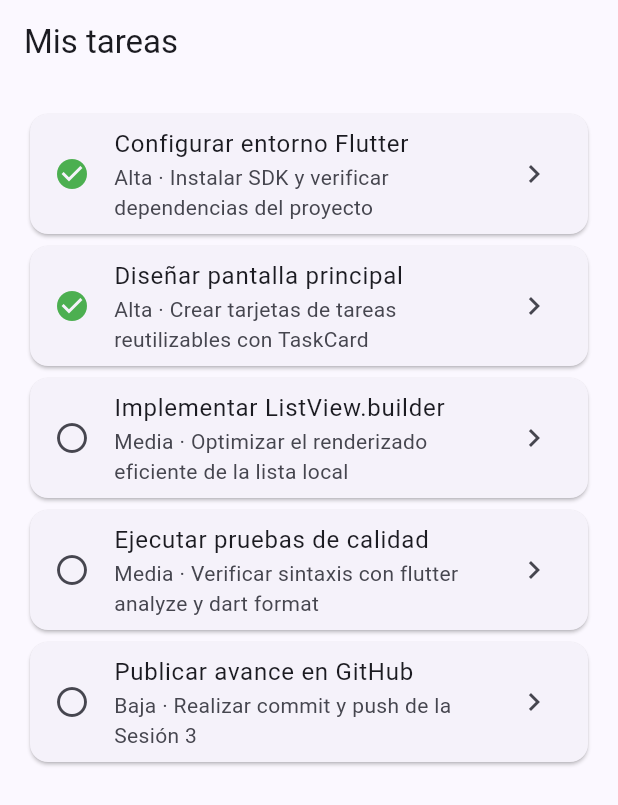
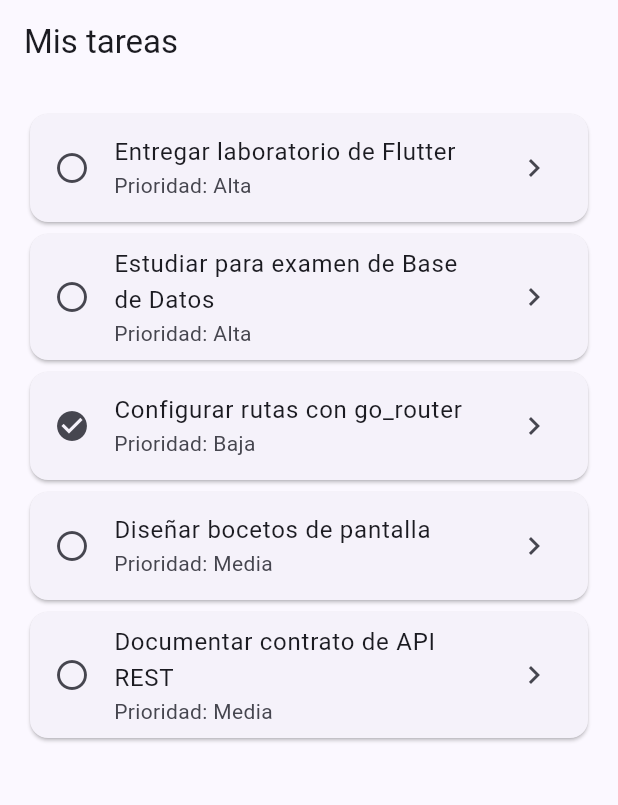
Before and after one commit to Jbello18/TaskFlow-JohnBello, a Flutter app: the screen it shows after launch, on a phone screen of 412 x 824 dp. Shown: the top 805 px of the screen. Run offline on Flutter 3.47's test engine with Material 3 defaults, Android fonts, the phone set to English and light mode, and no system bars; our stand-ins replace go_router.

Commit message:
docs: definir alcance y modelo de TaskFlow

```diff
--- a/lib/main.dart
+++ b/lib/main.dart
@@ -1,8 +1,59 @@
 import 'package:flutter/material.dart';
 import 'package:go_router/go_router.dart';
+import 'task.dart';
 
 void main() {
   runApp(const TaskFlowApp());
+}
+
+const demoTasks = <Task>[
+  Task(
+    id: 1,
+    title: 'Entregar laboratorio de Flutter',
+    description: 'Subir el modelo Task y el README actualizado al repositorio',
+    priority: 'Alta',
+    isCompleted: false,
+    userId: 1,
+  ),
+  Task(
+    id: 2,
+    title: 'Estudiar para examen de Base de Datos',
+    description: 'Repasar consultas SQL, índices y normalización de tablas',
+    priority: 'Alta',
+    isCompleted: false,
+    userId: 1,
+  ),
+  Task(
+    id: 3,
+    title: 'Configurar rutas con go_router',
+    description: 'Verificar navegación entre lista y detalle de la sesión 4',
+    priority: 'Baja',
+    isCompleted: true,
+    userId: 1,
+  ),
+  Task(
+    id: 4,
+    title: 'Diseñar bocetos de pantalla',
+    description: 'Definir estructura de lista, detalle y futuro formulario',
+    priority: 'Media',
+    isCompleted: false,
+    userId: 1,
+  ),
+  Task(
+    id: 5,
+    title: 'Documentar contrato de API REST',
+    description: 'Listar endpoints GET, POST, PATCH y DELETE en el README',
+    priority: 'Media',
+    isCompleted: false,
+    userId: 1,
+  ),
+];
+
+Task? findTask(int? id) {
+  for (final task in demoTasks) {
+    if (task.id == id) return task;
+  }
+  return null;
 }
 
 final appRouter = GoRouter(
@@ -11,8 +62,8 @@ final appRouter = GoRouter(
     GoRoute(
       path: '/task/:id',
       builder: (context, state) {
-        final taskId = int.parse(state.pathParameters['id']!);
-        return TaskDetailScreen(taskId: taskId);
+        final id = int.tryParse(state.pathParameters['id'] ?? '');
+        return TaskDetailScreen(task: findTask(id));
       },
     ),
   ],
@@ -28,86 +79,8 @@ class TaskFlowApp extends StatelessWidget {
       title: 'TaskFlow',
       theme: ThemeData(
         colorScheme: ColorScheme.fromSeed(seedColor: Colors.indigo),
-        useMaterial3: true,
       ),
       routerConfig: appRouter,
-    );
-  }
-}
-
-class Task {
-  const Task({
-    required this.id,
-    required this.title,
-    required this.description,
-    required this.priority,
-    required this.isCompleted,
-  });
-
-  final int id;
-  final String title;
-  final String description;
-  final String priority;
-  final bool isCompleted;
-}
-
-const demoTasks = [
-  Task(
-    id: 1,
-    title: 'Configurar entorno Flutter',
-    description: 'Instalar SDK y verificar dependencias del proyecto',
-    priority: 'Alta',
-    isCompleted: true,
-  ),
-  Task(
-    id: 2,
-    title: 'Diseñar pantalla principal',
-    description: 'Crear tarjetas de tareas reutilizables con TaskCard',
-    priority: 'Alta',
-    isCompleted: true,
-  ),
-  Task(
-    id: 3,
-    title: 'Implementar ListView.builder',
-    description: 'Optimizar el renderizado eficiente de la lista local',
-    priority: 'Media',
-    isCompleted: false,
-  ),
-  Task(
-    id: 4,
-    title: 'Ejecutar pruebas de calidad',
-    description: 'Verificar sintaxis con flutter analyze y dart format',
-    priority: 'Media',
-    isCompleted: false,
-  ),
-  Task(
-    id: 5,
-    title: 'Publicar avance en GitHub',
-    description: 'Realizar commit y push de la Sesión 3',
-    priority: 'Baja',
-    isCompleted: false,
-  ),
-];
-
-class TaskCard extends StatelessWidget {
-  const TaskCard({super.key, required this.task, this.onTap});
-
-  final Task task;
-  final VoidCallback? onTap;
-
-  @override
-  Widget build(BuildContext context) {
-    return Card(
-      child: ListTile(
-        onTap: onTap,
-        leading: Icon(
-          task.isCompleted ? Icons.check_circle : Icons.radio_button_unchecked,
-          color: task.isCompleted ? Colors.green : null,
-        ),
-        title: Text(task.title),
-        subtitle: Text('${task.priority} · ${task.description}'),
-        trailing: const Icon(Icons.chevron_right),
-      ),
     );
   }
 }
@@ -124,9 +97,18 @@ class TaskListScreen extends StatelessWidget {
         itemCount: demoTasks.length,
         itemBuilder: (context, index) {
           final task = demoTasks[index];
-          return TaskCard(
-            task: task,
+          return Card(
+            child: ListTile(
+              leading: Icon(
+                task.isCompleted
+                    ? Icons.check_circle
+                    : Icons.radio_button_unchecked,
+              ),
+              title: Text(task.title),
+              subtitle: Text('Prioridad: ${task.priority}'),
+              trailing: const Icon(Icons.chevron_right),
               onTap: () => context.push('/task/${task.id}'),
+            ),
           );
         },
       ),
@@ -135,34 +117,36 @@ class TaskListScreen extends StatelessWidget {
 }
 
 class TaskDetailScreen extends StatelessWidget {
-  const TaskDetailScreen({super.key, required this.taskId});
+  const TaskDetailScreen({super.key, required this.task});
 
-  final int taskId;
+  final Task? task;
 
   @override
   Widget build(BuildContext context) {
-    final task = demoTasks.firstWhere((item) => item.id == taskId);
-
+    final selected = task;
     return Scaffold(
       appBar: AppBar(title: const Text('Detalle de tarea')),
       body: Padding(
         padding: const EdgeInsets.all(24),
-        child: Column(
+        child: selected == null
+            ? const Text('No se encontró esta tarea.')
+            : Column(
                 crossAxisAlignment: CrossAxisAlignment.start,
                 children: [
-            Text(task.title, style: Theme.of(context).textTheme.headlineSmall),
+                  Text(
+                    selected.title,
+                    style: Theme.of(context).textTheme.headlineSmall,
+                  ),
                   const SizedBox(height: 16),
-            Text(task.description),
+                  Text(selected.description),
                   const SizedBox(height: 16),
-            Chip(label: Text('Prioridad: ${task.priority}')),
-            const SizedBox(height: 12),
-            Text(task.isCompleted ? 'Estado: completada' : 'Estado: pendiente'),
-            const Spacer(),
-            FilledButton.tonalIcon(
-              onPressed: () => context.pop(),
-              icon: const Icon(Icons.arrow_back),
-              label: const Text('Volver al listado'),
+                  Text('Prioridad: ${selected.priority}'),
+                  Text(
+                    selected.isCompleted
+                        ? 'Estado: completada'
+                        : 'Estado: pendiente',
                   ),
+                  Text('Usuario: ${selected.userId}'),
                 ],
               ),
       ),
```
Also changed, not shown: lib/task.dart (added, +28 -0 lines), 1 other file. Lines whose indentation alone changed are shown as unchanged.
